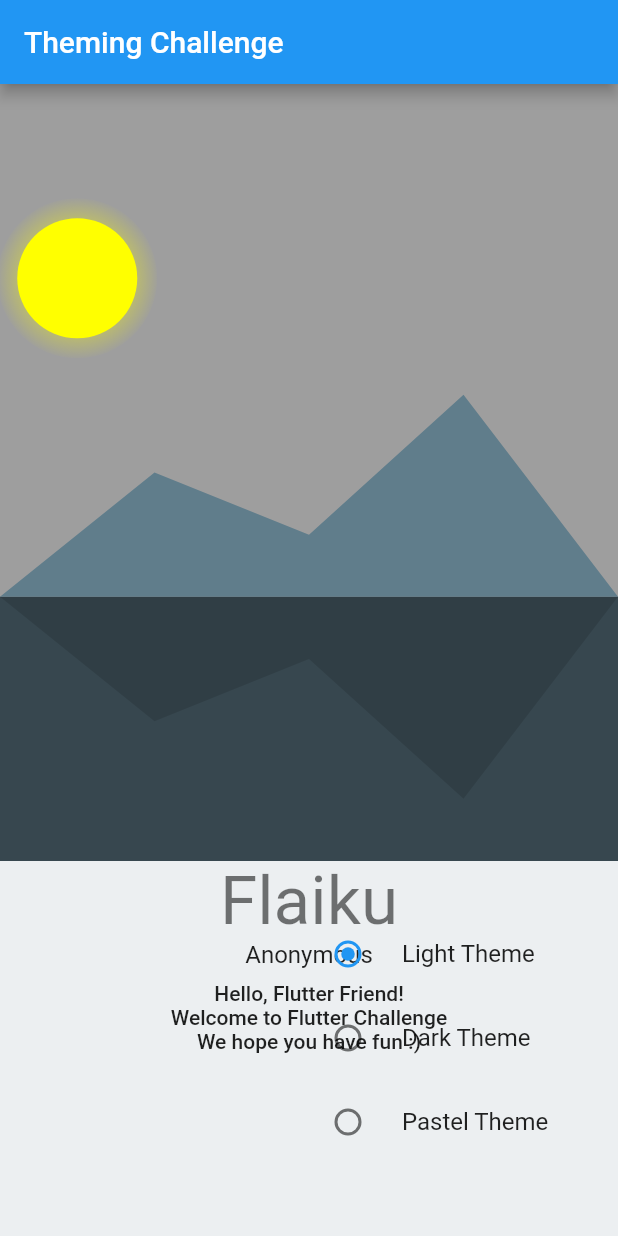
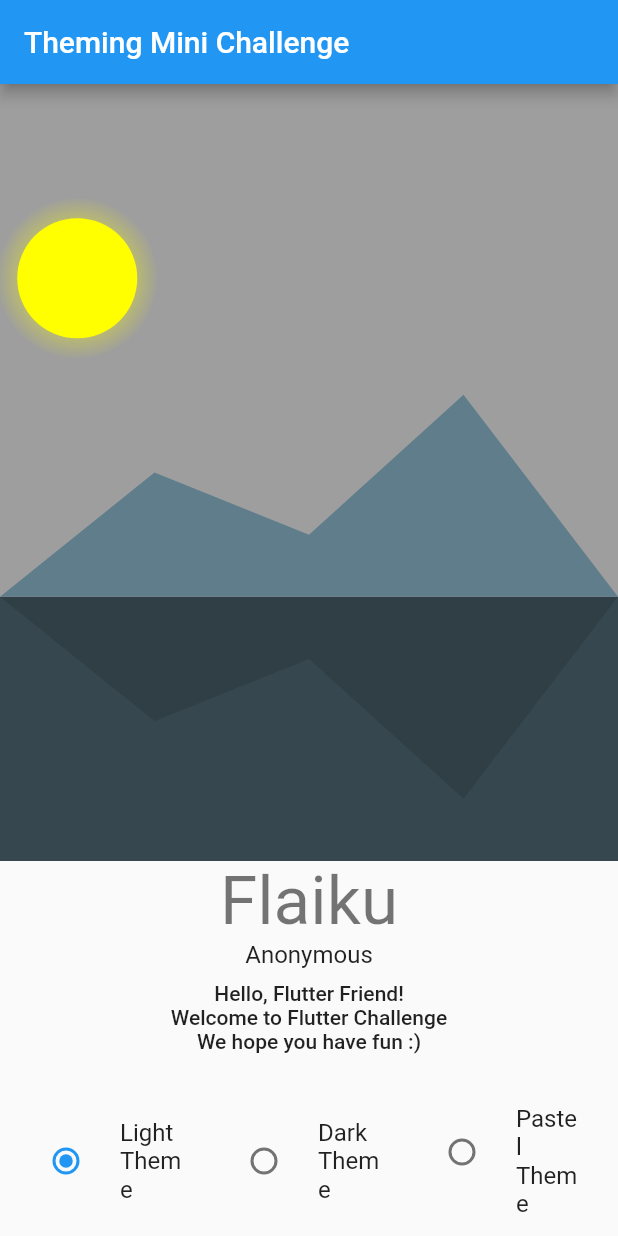
Before and after one commit to Flutter-Challenge/mini_challenge_1_starter_app, a Flutter app: the screen it shows after launch, on a phone screen of 412 x 824 dp. Run offline on Flutter 3.47's test engine with Material 2 defaults, Android fonts, the phone set to English and light mode, and no system bars.

Commit message:
put radio buttons in a row. clarify instructions, title.

```diff
--- a/lib/main.dart
+++ b/lib/main.dart
@@ -19,8 +19,9 @@ class MyApp extends StatelessWidget {
   Widget build(BuildContext context) {
     return MaterialApp(
       title: 'Theming Mini Challenge',
+      debugShowCheckedModeBanner: false,
       theme: Provider.of<MyTheme>(context).currentThemeData,
-      home: MyHomePage(title: 'Theming Challenge'),
+      home: MyHomePage(title: 'Theming Mini Challenge'),
     );
   }
 }
--- a/lib/scenery.dart
+++ b/lib/scenery.dart
@@ -11,7 +11,7 @@ class Scenery extends StatefulWidget {
 }
 
 class _SceneryState extends State<Scenery> {
-  // You can adjust this, if you like, but it should not toggle with light/dark mode.
+  // You can adjust this, as needed, but it should not change with the theme.
   final _textAreaHeight = 250.0;
 
   @override
@@ -29,46 +29,49 @@ class _SceneryState extends State<Scenery> {
               drawSun: CustomWidgetThemes.of(context).sceneryThemeData!.drawSun,
               drawMoon: CustomWidgetThemes.of(context).sceneryThemeData!.drawMoon,
             ),
-            child: Container(
-              color: CustomWidgetThemes.of(context).sceneryThemeData!.mountainFillColor,
+            child: Container(),
           ),
-          ),
+          //todo(you) - Can you find a way to toggle this text area color according to the theme?
           Positioned(
             bottom: 0,
             child: Container(
               height: _textAreaHeight,
               width: constraints.maxWidth,
-              color: _textBackgroundColor,
               child: const SomeText(),
             ),
           ),
           Positioned(
             bottom: 0,
             right: 0,
+            child: Container(
+              width: constraints.maxWidth,
               child: Padding(
-              padding: const EdgeInsets.all(16.0),
-              child: Container(
-                width: 200,
-                height: 200,
-                child: Column(
+                padding: const EdgeInsets.all(8.0),
+                child: Row(
                   children: <Widget>[
-                    RadioListTile<ThemeType>(
+                    Expanded(
+                      child: RadioListTile<ThemeType>(
                         title: const Text('Light Theme'),
                         groupValue: myTheme.currentTheme,
                         value: ThemeType.Light,
                         onChanged: (ThemeType? type) => myTheme.setThemeType(ThemeType.Light),
                       ),
-                    RadioListTile<ThemeType>(
+                    ),
+                    Expanded(
+                      child: RadioListTile<ThemeType>(
                         title: const Text('Dark Theme'),
                         groupValue: myTheme.currentTheme,
                         value: ThemeType.Dark,
                         onChanged: (ThemeType? type) => myTheme.setThemeType(ThemeType.Dark),
                       ),
-                    RadioListTile<ThemeType>(
+                    ),
+                    Expanded(
+                      child: RadioListTile<ThemeType>(
                         title: const Text('Pastel Theme'),
                         groupValue: myTheme.currentTheme,
                         value: ThemeType.Pastel,
                         onChanged: (ThemeType? type) => myTheme.setThemeType(ThemeType.Pastel),
+                      ),
                     ),
                   ],
                 ),
@@ -79,9 +82,6 @@ class _SceneryState extends State<Scenery> {
       ),
     );
   }
-
-  //todo(you) - Can you find a way to toggle this value with light mode and dark mode.
-  final _textBackgroundColor = Colors.blueGrey.shade50;
 }
 
 class SomeText extends StatelessWidget {
```
Lines whose indentation alone changed are shown as unchanged.
